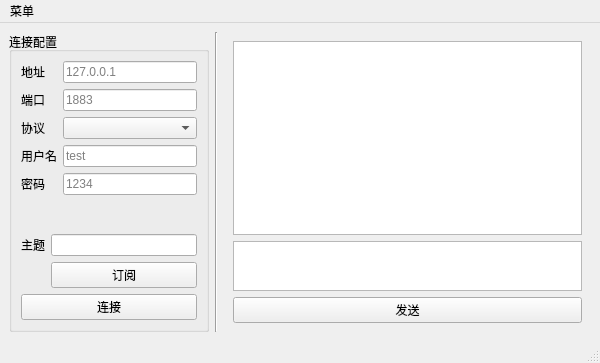
This is mainwindow.ui in zxb0000/QtMqtt as Qt 5 draws it before an edit. The edited form follows.
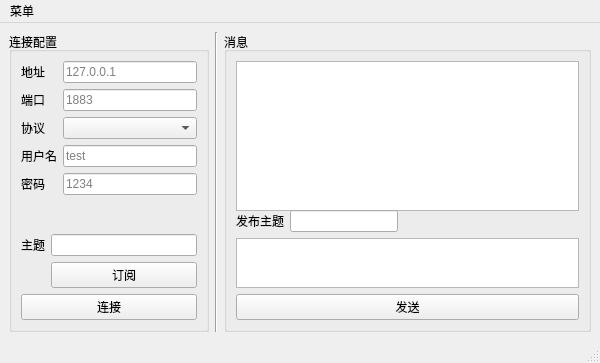
This is the edited form.

Commit message: 接收消息-发布消息

Patch:
```diff
--- a/mainwindow.ui
+++ b/mainwindow.ui
@@ -169,7 +169,7 @@
      </widget>
     </item>
     <item>
-     <widget class="QFrame" name="frame_2">
+     <widget class="QGroupBox" name="groupBox_2">
       <property name="minimumSize">
        <size>
         <width>300</width>
@@ -179,7 +179,10 @@
       <property name="contextMenuPolicy">
        <enum>Qt::DefaultContextMenu</enum>
       </property>
-      <layout class="QVBoxLayout" name="verticalLayout_2" stretch="4,1,1">
+      <property name="title">
+       <string>消息</string>
+      </property>
+      <layout class="QVBoxLayout" name="verticalLayout_2" stretch="5,0,2,0">
        <item>
         <widget class="QPlainTextEdit" name="text1">
          <property name="sizePolicy">
@@ -199,10 +202,47 @@
          </property>
         </widget>
        </item>
+       <item>
+        <layout class="QHBoxLayout" name="horizontalLayout_2">
+         <item>
+          <widget class="QLabel" name="label_11">
+           <property name="text">
+            <string>发布主题</string>
+           </property>
+          </widget>
+         </item>
+         <item>
+          <widget class="QLineEdit" name="publish_topic">
+           <property name="sizePolicy">
+            <sizepolicy hsizetype="Preferred" vsizetype="Fixed">
+             <horstretch>0</horstretch>
+             <verstretch>0</verstretch>
+            </sizepolicy>
+           </property>
+           <property name="layoutDirection">
+            <enum>Qt::LeftToRight</enum>
+           </property>
+          </widget>
+         </item>
+         <item>
+          <spacer name="horizontalSpacer">
+           <property name="orientation">
+            <enum>Qt::Horizontal</enum>
+           </property>
+           <property name="sizeHint" stdset="0">
+            <size>
+             <width>40</width>
+             <height>20</height>
+            </size>
+           </property>
+          </spacer>
+         </item>
+        </layout>
+       </item>
        <item>
         <widget class="QPlainTextEdit" name="text2">
          <property name="sizePolicy">
-          <sizepolicy hsizetype="Preferred" vsizetype="Expanding">
+          <sizepolicy hsizetype="Preferred" vsizetype="Preferred">
            <horstretch>0</horstretch>
            <verstretch>0</verstretch>
           </sizepolicy>
```
The commit also changes 3 other files.
